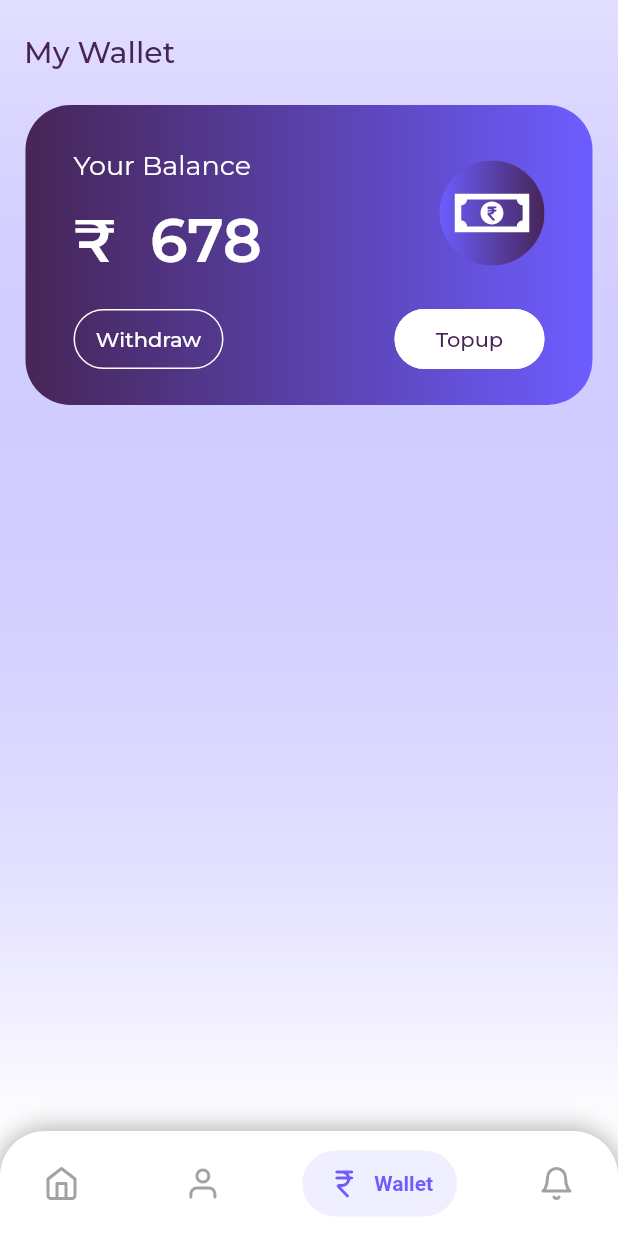
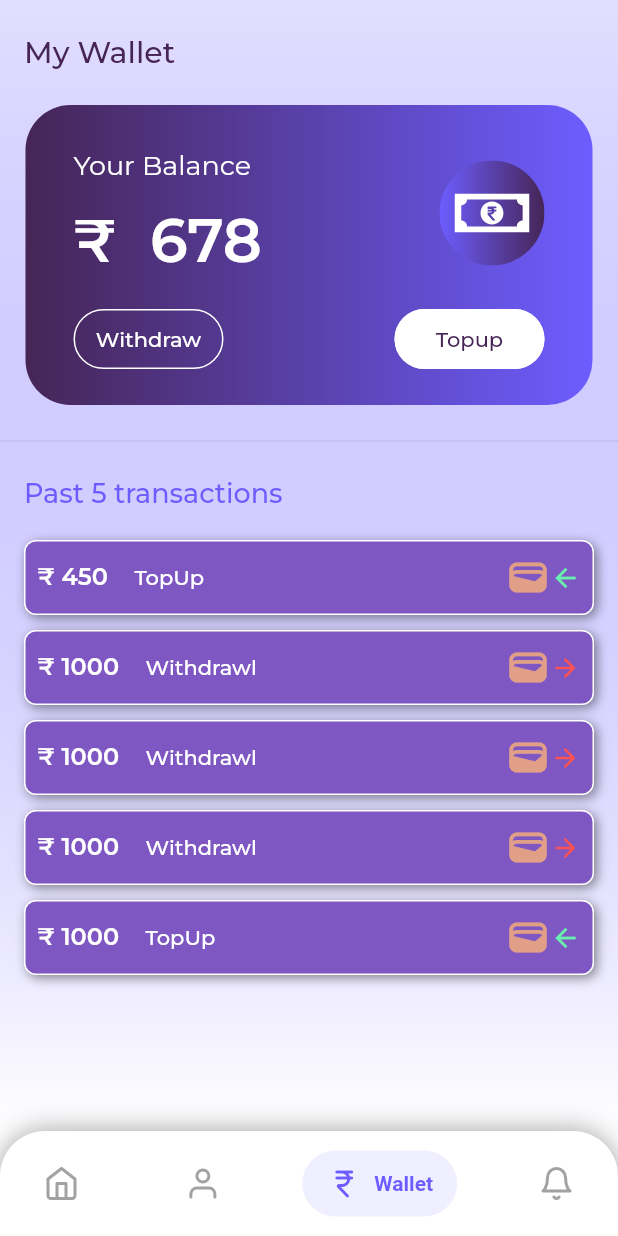
Before and after one commit to abhishekpanja554/betting_app_1, a Flutter app: the HomeScreen screen opened by its route, swiped to page 3, on a phone screen of 412 x 824 dp. Run offline on Flutter 3.47's test engine with Material 2 defaults, Android fonts, the phone set to English and light mode, and no system bars; drawn by our look-alikes of salomon_bottom_bar; our stand-ins replace flutter_feather_icons, flutter_svg, go_router, google_fonts, pinput.

Commit message:
transaction card design implemented

```diff
--- a/lib/main.dart
+++ b/lib/main.dart
@@ -12,8 +12,6 @@ class MyApp extends StatelessWidget {
   Widget build(BuildContext context) {
     return MaterialApp.router(
       routerConfig: router,
-      // routerDelegate: router.routerDelegate,
-      // routeInformationParser: router.routeInformationParser,
       debugShowCheckedModeBanner: false,
       title: 'Betting App',
       theme: ThemeData(
--- a/lib/screens/home/page_views/home_page/home.dart
+++ b/lib/screens/home/page_views/home_page/home.dart
@@ -17,7 +17,7 @@ class _MyHomePageState extends State<MyHomePage> {
     return Container(
       height: 100,
       alignment: Alignment.centerLeft,
-      width: MediaQuery.of(context).size.width - 32,
+      width: MediaQuery.of(context).size.width/3,
       margin: EdgeInsets.symmetric(horizontal: 16, vertical: 10),
       decoration: BoxDecoration(
         color: backgroundColor,
@@ -28,36 +28,40 @@ class _MyHomePageState extends State<MyHomePage> {
           horizontal: 16,
           vertical: 10,
         ),
-        child: Row(
+        child: Column(
+          mainAxisAlignment: MainAxisAlignment.center,
+          crossAxisAlignment: CrossAxisAlignment.center,
           children: [
-            Expanded(
-              child: Text(
-                title,
-                style: GoogleFonts.montserrat(
-                  fontSize: 24,
-                  fontWeight: FontWeight.w400,
-                  color: Colors.white,
-                ),
-              ),
-            ),
             InkWell(
               overlayColor: MaterialStateProperty.all(
                 Colors.white.withOpacity(0.5),
               ),
               onTap: () {},
               child: Container(
-                height: 65,
-                width: 65,
+                height: 34,
+                width: 34,
                 decoration: BoxDecoration(
-                  color: Colors.white.withOpacity(0.3),
-                  borderRadius: BorderRadius.circular(16),
+                  color: Colors.transparent,
+                  borderRadius: BorderRadius.circular(14),
                 ),
                 child: Icon(
-                  Icons.arrow_forward_ios_rounded,
+                  Icons.local_attraction,
                   color: Colors.white,
                 ),
               ),
             ),
+            Expanded(
+              child: Text(
+                title,
+                textAlign: TextAlign.center,
+                style: GoogleFonts.montserrat(
+                  fontSize: 14,
+                  fontWeight: FontWeight.w400,
+                  color: Colors.white,
+                ),
+              ),
+            ),
+
           ],
         ),
       ),
@@ -96,9 +100,14 @@ class _MyHomePageState extends State<MyHomePage> {
         child: Column(
           children: [
             CommonHeader(title: "Hi Abhishek!"),
-            lotteryBox(title: "Morning Lottery"),
-            lotteryBox(title: "Afternoon Lottery", backgroundColor: orange1),
-            lotteryBox(title: "Night Lottery", backgroundColor: deepPurple),
+            Wrap(
+              alignment: WrapAlignment.start,
+              children: [
+                lotteryBox(title: "Morning Lottery"),
+                lotteryBox(title: "Afternoon Lottery", backgroundColor: orange1),
+                lotteryBox(title: "Night Lottery", backgroundColor: deepPurple),
+              ],
+            ),
             SizedBox(
               height: 30,
             ),
--- a/lib/screens/home/page_views/wallet/wallet.dart
+++ b/lib/screens/home/page_views/wallet/wallet.dart
@@ -14,27 +14,8 @@ class MyWalletPage extends StatefulWidget {
 }
 
 class _MyWalletPageState extends State<MyWalletPage> {
-  @override
-  Widget build(BuildContext context) {
+  Widget walletCard() {
     return Container(
-      height: MediaQuery.of(context).size.height,
-      width: MediaQuery.of(context).size.width,
-      decoration: BoxDecoration(
-        gradient: LinearGradient(
-          begin: Alignment.topCenter,
-          end: Alignment.bottomCenter,
-          colors: [
-            buttonPrimary.withOpacity(0.2),
-            Colors.white,
-          ],
-        ),
-      ),
-      child: Column(
-        children: [
-          CommonHeader(
-            title: "My Wallet",
-          ),
-          Container(
       height: 200,
       padding: EdgeInsets.symmetric(horizontal: 32, vertical: 16),
       width: MediaQuery.of(context).size.width - 34,
@@ -151,8 +132,7 @@ class _MyWalletPageState extends State<MyWalletPage> {
                         color: Colors.white,
                       ),
                     ),
-                          backgroundColor:
-                              MaterialStateProperty.all(Colors.white),
+                    backgroundColor: MaterialStateProperty.all(Colors.white),
                     overlayColor: MaterialStateProperty.all(
                         Colors.deepPurpleAccent.shade100),
                     shape: MaterialStateProperty.all(
@@ -179,6 +159,127 @@ class _MyWalletPageState extends State<MyWalletPage> {
           ),
         ],
       ),
+    );
+  }
+
+  Widget transactionCard({required String amount, bool insert = true}) {
+    return Container(
+      margin: EdgeInsets.symmetric(vertical: 5),
+      padding: EdgeInsets.symmetric(horizontal: 8),
+      height: 50,
+      decoration: BoxDecoration(
+          color: Colors.deepPurple.shade400,
+          borderRadius: BorderRadius.circular(8),
+          border: Border.all(color: Colors.white),
+          boxShadow: [
+            BoxShadow(
+              blurRadius: 6,
+              color: Colors.black45,
+              offset: Offset(2, 2),
+            ),
+          ]),
+      child: Row(
+        mainAxisAlignment: MainAxisAlignment.spaceBetween,
+        children: [
+          RichText(
+            text: TextSpan(
+              text: '\u{20B9} $amount    ',
+              style: GoogleFonts.montserrat(
+                fontSize: 16,
+                color: Colors.white,
+                fontWeight: FontWeight.w600,
+              ),
+              children: <TextSpan>[
+                TextSpan(
+                  text: insert ? 'TopUp' : "Withdrawl",
+                  style: GoogleFonts.montserrat(
+                    fontSize: 14,
+                    color: Colors.white,
+                    fontWeight: FontWeight.w500,
+                  ),
+                ),
+              ],
+            ),
+          ),
+          Row(
+            children: [
+              Icon(
+                Icons.wallet,
+                color: Color.fromARGB(255, 225, 159, 135),
+                size: 30,
+              ),
+              Icon(
+                insert ? Icons.arrow_back : Icons.arrow_forward,
+                color: insert ? Colors.greenAccent : Colors.redAccent,
+                size: 20,
+              ),
+            ],
+          ),
+        ],
+      ),
+    );
+  }
+
+  @override
+  Widget build(BuildContext context) {
+    return Container(
+      height: MediaQuery.of(context).size.height,
+      width: MediaQuery.of(context).size.width,
+      decoration: BoxDecoration(
+        gradient: LinearGradient(
+          begin: Alignment.topCenter,
+          end: Alignment.bottomCenter,
+          colors: [
+            buttonPrimary.withOpacity(0.2),
+            Colors.white,
+          ],
+        ),
+      ),
+      child: Column(
+        children: [
+          CommonHeader(
+            title: "My Wallet",
+          ),
+          walletCard(),
+          Padding(
+            padding: const EdgeInsets.symmetric(vertical: 16),
+            child: Divider(),
+          ),
+          Expanded(
+            child: Padding(
+              padding: const EdgeInsets.symmetric(horizontal: 16),
+              child: Column(
+                children: [
+                  Padding(
+                    padding: const EdgeInsets.only(bottom: 15),
+                    child: Row(
+                      children: [
+                        Text(
+                          "Past 5 transactions",
+                          style: GoogleFonts.montserrat(
+                            fontSize: 18,
+                            fontWeight: FontWeight.w500,
+                            color: buttonPrimary,
+                          ),
+                        ),
+                      ],
+                    ),
+                  ),
+                  Expanded(
+                    child: ListView(
+                      shrinkWrap: true,
+                      children: [
+                        transactionCard(amount: "450"),
+                        transactionCard(amount: "1000", insert: false),
+                        transactionCard(amount: "1000", insert: false),
+                        transactionCard(amount: "1000", insert: false),
+                        transactionCard(amount: "1000",),
+                      ],
+                    ),
+                  ),
+                ],
+              ),
+            ),
           ),
         ],
       ),
```
Lines whose indentation alone changed are shown as unchanged.
